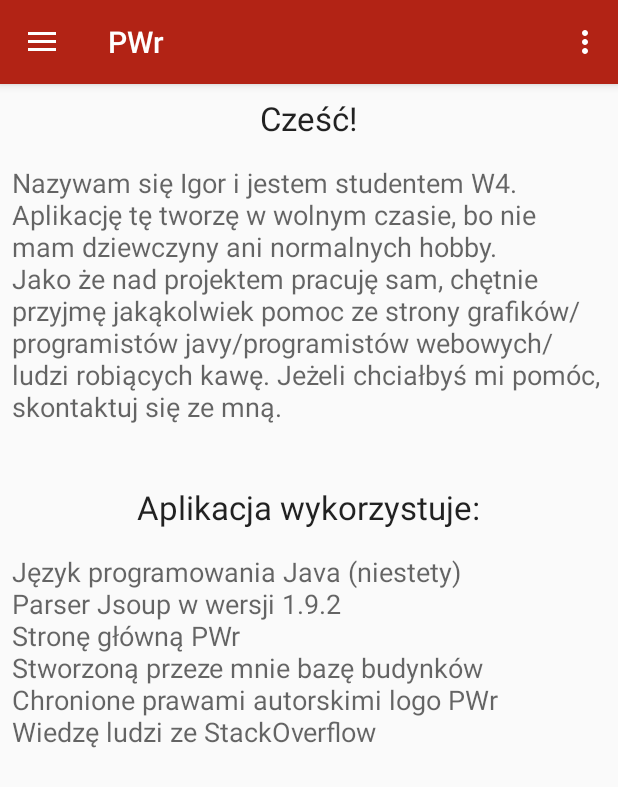
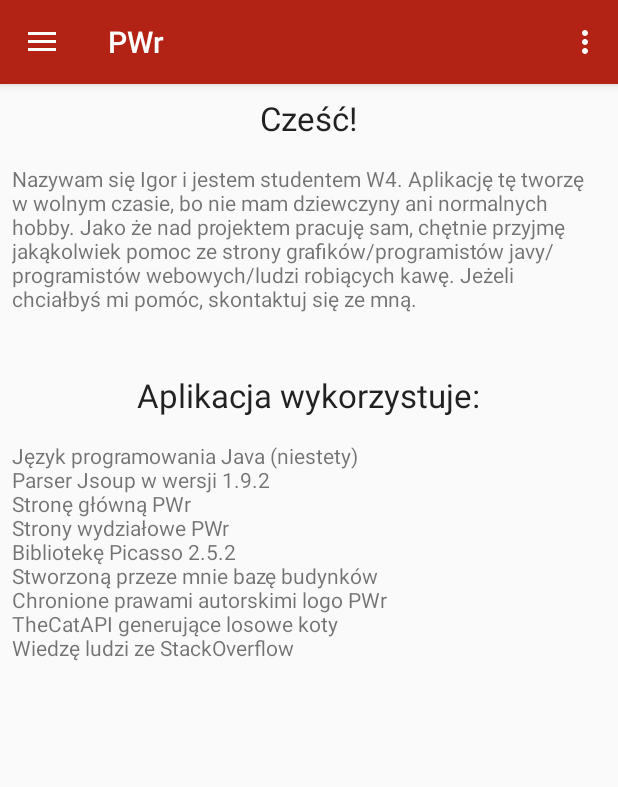
Before and after one commit to ikurek/PWr-App, an Android app: the fragment AppInfoFragment placed in its activity, on a phone screen of 412 x 824 dp. Shown: the top 787 px of the screen. Run offline under Robolectric (Android 15) with nearby library versions, the phone set to English and light mode, and no system bars; pictures from the network do not load.

Commit message:
Cat generator working
Cat generator is up. Icon still needs fixing, and loading animation is
not working. Also, Picasso library implemented

```diff
--- a/app/src/main/java/com/ikurek/pwr/ParsedWebData.java
+++ b/app/src/main/java/com/ikurek/pwr/ParsedWebData.java
@@ -14,6 +14,9 @@ public class ParsedWebData {
     String url;
     String description;
     String source;
+
+    //date zawiera datę w formacie UNIXa
+    //dateString zawiera datę w użytkowym formacie jako string
     Date date;
     String dateString;
 
--- a/app/src/main/res/layout/fragment_app_info.xml
+++ b/app/src/main/res/layout/fragment_app_info.xml
@@ -25,7 +25,7 @@
         <TextView
             android:layout_width="wrap_content"
             android:layout_height="wrap_content"
-            android:textAppearance="?android:attr/textAppearanceMedium"
+            android:textAppearance="?android:attr/textAppearanceSmall"
             android:text="@string/AppInfo"
             android:id="@+id/textView4"
             android:layout_below="@+id/textView3"
@@ -49,7 +49,7 @@
         <TextView
             android:layout_width="wrap_content"
             android:layout_height="wrap_content"
-            android:textAppearance="?android:attr/textAppearanceMedium"
+            android:textAppearance="?android:attr/textAppearanceSmall"
             android:text="@string/WhatIUsedContent"
             android:id="@+id/textView6"
             android:layout_below="@+id/textView5"
@@ -58,7 +58,8 @@
             android:layout_marginBottom="8dp"
             android:layout_marginTop="8dp"
             android:layout_marginLeft="8dp"
-            android:layout_marginRight="8dp" />
+            android:layout_alignParentRight="true"
+            android:layout_alignParentEnd="true" />
 
     </RelativeLayout>
 </FrameLayout>
--- a/app/src/main/res/menu/activity_main_drawer.xml
+++ b/app/src/main/res/menu/activity_main_drawer.xml
@@ -12,8 +12,8 @@
             android:title="Budynki" />
         <item
             android:id="@+id/nav_map"
-            android:icon="@drawable/ic_map_black_24dp"
-            android:title="Mapa" />
+            android:icon="@drawable/ic_cat_face"
+            android:title="Koty" />
 
         <item
             android:id="@+id/nav_manage"
--- a/app/src/main/res/values/strings.xml
+++ b/app/src/main/res/values/strings.xml
@@ -13,10 +13,12 @@
     <string name="GitHubLinkOnly">https://github.com/ikurek/PWr-App</string>
     <string name="Hi">Cześć!</string>
     <string name="WhatIUsed">Aplikacja wykorzystuje:</string>
-    <string name="WhatIUsedContent">Język programowania Java (niestety)\nParser Jsoup w wersji 1.9.2\nStronę główną PWr\nStworzoną przeze mnie bazę budynków\nChronione prawami autorskimi logo PWr\nWiedzę ludzi ze StackOverflow</string>
+    <string name="WhatIUsedContent">Język programowania Java (niestety)\nParser Jsoup w wersji 1.9.2\nStronę główną PWr\nStrony wydziałowe PWr\nBibliotekę Picasso 2.5.2\nStworzoną przeze mnie bazę budynków\nChronione prawami autorskimi logo PWr\nTheCatAPI generujące losowe koty\nWiedzę ludzi ze StackOverflow</string>
     <string name="UsefullLinks">Przydatne linki:</string>
     <string name="BugReport">Zgłoszenie błędu:</string>
     <string name="ReportBugViaGitHub">Zgłoś przez GitHub</string>
     <string name="ReportBugViaEmail">Zgłoś przez email</string>
     <string name="Loading">Ładowanie...</string>
+    <string name="MOAR">Więcej!!!</string>
+    <string name="CatImageDescription">Welcome to the internet!</string>
 </resources>
```
Also changed, not shown: app/src/main/java/com/ikurek/pwr/AsyncXMLParser.java (+12 -1 lines), app/src/main/java/com/ikurek/pwr/MainActivity.java (+3 -8 lines), app/src/main/java/layout/CatFragment.java (added, +81 -0 lines), app/src/main/java/layout/MapFragment.java (deleted, +0 -46 lines), app/src/main/res/layout/fragment_cat.xml (added, +45 -0 lines), app/src/main/res/layout/fragment_map.xml (deleted, +0 -7 lines), app/libs/picasso-2.5.2.jar (added), app/src/main/res/drawable-hdpi/ic_cat_face.png (added), app/src/main/res/drawable-mdpi/ic_cat_face.png (added), app/src/main/res/drawable-xhdpi/ic_cat_face.png (added), app/src/main/res/drawable-xxhdpi/ic_cat_face.png (added).
